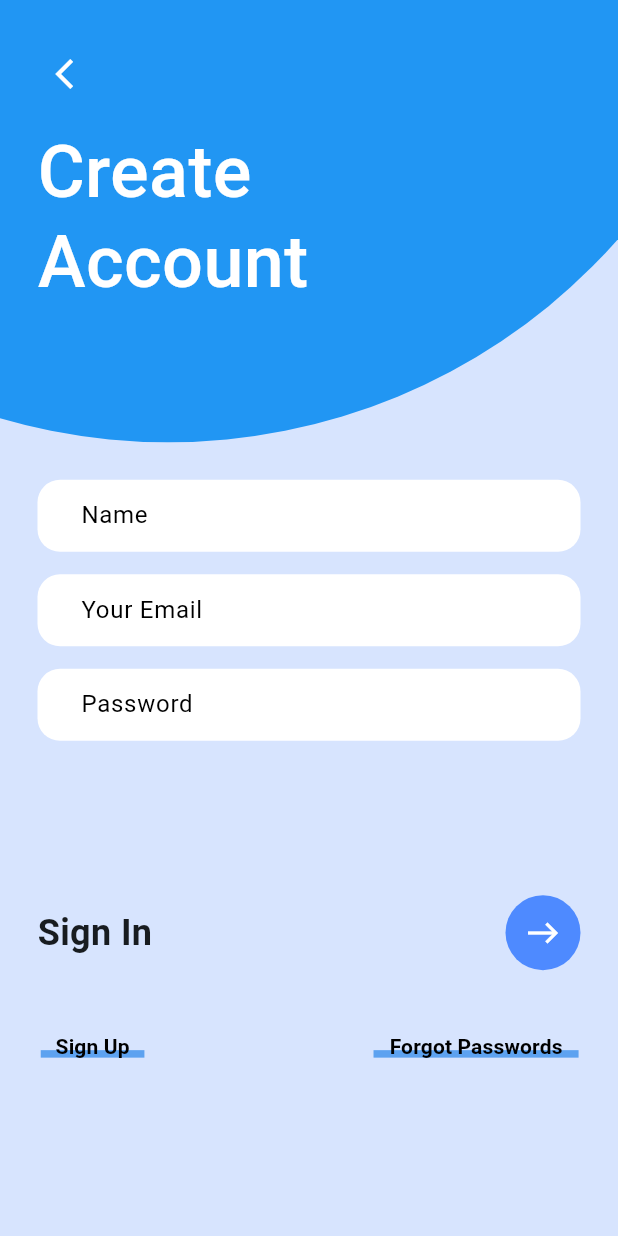
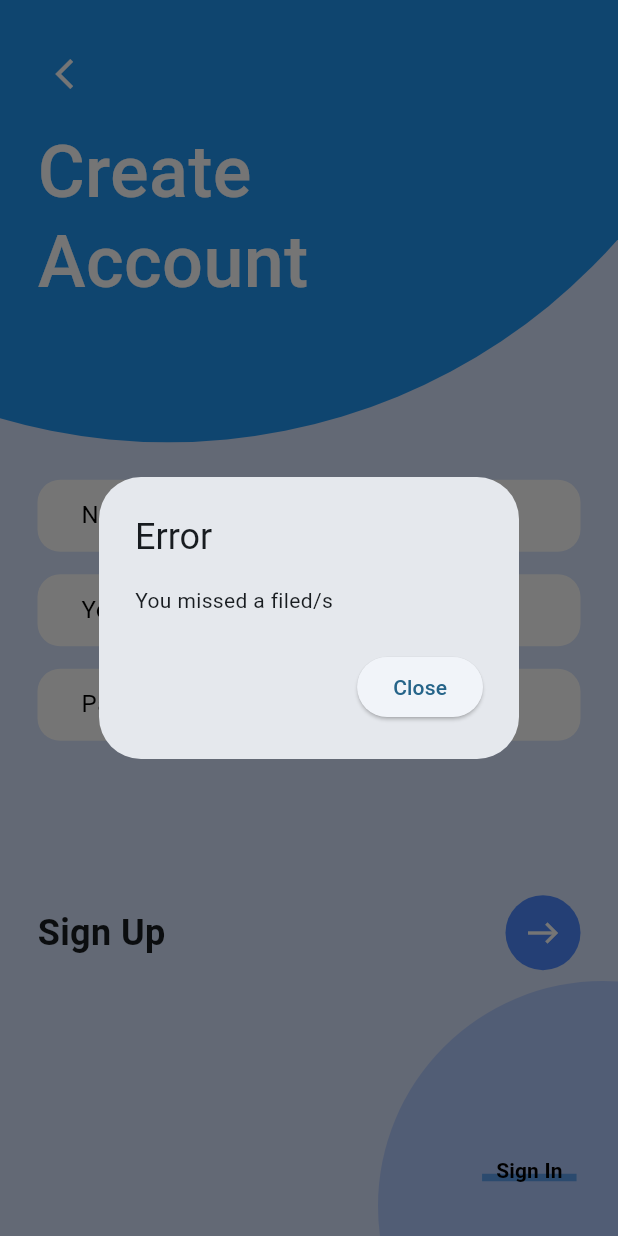
Before and after one commit to OmarElsharkawy1/hammamGaberTask1, a Flutter app: the SignUp screen opened directly, after a tap on the "east" icon, on a phone screen of 412 x 824 dp. Run offline on Flutter 3.47's test engine with Material 3 defaults, Android fonts, the phone set to English and light mode, and no system bars.

Commit message:
make navigation between two screens

```diff
--- /dev/null
+++ b/lib/global_widgets/arrow_icon.dart
@@ -0,0 +1,65 @@
+import 'package:flutter/material.dart';
+import 'package:new_app/constants/colors.dart';
+import 'package:new_app/sign_up_screen/sign_up_controller.dart';
+import 'package:provider/provider.dart';
+
+class SignUpArrow extends StatelessWidget {
+  const SignUpArrow({Key? key}) : super(key: key);
+
+  @override
+  Widget build(BuildContext context) {
+    return Consumer<SignUpController>(
+      builder: (context, model, __) {
+        return Container(
+          width: 50,
+          height: 50,
+          decoration: BoxDecoration(
+              color: AppColors.cornflowerBlue,
+              borderRadius: BorderRadius.circular(25)),
+          child: IconButton(
+            onPressed: () {
+              if (model.name == '' ||
+                  model.email == '' ||
+                  model.password == '') {
+                showDialog(
+                    context: context,
+                    builder: (BuildContext context) =>
+                        _buildPopupDialog(context));
+              } else {
+                print('Name is: ${model.name}');
+                print('Email is: ${model.email}');
+                print('Password is: ${model.password}');
+                Navigator.pushNamed(context, '/sign-in');
+              }
+            },
+            icon: const Icon(
+              Icons.east,
+              color: Colors.white,
+            ),
+          ),
+        );
+      },
+    );
+  }
+}
+
+Widget _buildPopupDialog(BuildContext context) {
+  return AlertDialog(
+    title: const Text('Error'),
+    content: const Column(
+      mainAxisSize: MainAxisSize.min,
+      crossAxisAlignment: CrossAxisAlignment.start,
+      children: <Widget>[
+        Text("You missed a filed/s"),
+      ],
+    ),
+    actions: <Widget>[
+      ElevatedButton(
+        onPressed: () {
+          Navigator.of(context).pop();
+        },
+        child: const Text('Close'),
+      ),
+    ],
+  );
+}
--- a/lib/main.dart
+++ b/lib/main.dart
@@ -18,7 +18,11 @@ class MyApp extends StatelessWidget {
         colorScheme: ColorScheme.fromSeed(seedColor: Colors.blue.shade100),
         useMaterial3: true,
       ),
-      home: const SignIn(),
+      initialRoute: '/',
+      routes: {
+        '/': (context) => const SignUp(),
+        '/sign-in': (context) => const SignIn(),
+      },
     );
   }
 }
--- a/lib/sign_in_screen/widgets/sign_in_form.dart
+++ b/lib/sign_in_screen/widgets/sign_in_form.dart
@@ -3,7 +3,7 @@ import 'package:new_app/constants/colors.dart';
 import 'package:new_app/global_widgets/custom_underline_word.dart';
 import 'package:new_app/global_widgets/text_form_widget.dart';
 import 'package:new_app/sign_up_screen/sign_up_controller.dart';
-import 'package:new_app/sign_up_screen/widgets/sign_up_arrow.dart';
+import 'package:new_app/global_widgets/arrow_icon.dart';
 import 'package:provider/provider.dart';
 
 class SignInForm extends StatelessWidget {
@@ -14,13 +14,11 @@ class SignInForm extends StatelessWidget {
     return ChangeNotifierProvider(
       create: (_) => SignUpController(),
       child: Consumer<SignUpController>(builder: (_, model, __) {
-        return Container(
+        return SizedBox(
           height: MediaQuery.of(context).size.height * .6,
           child: Padding(
             padding: const EdgeInsets.symmetric(horizontal: 25, vertical: 15),
             child: Column(
-              // mainAxisSize: MainAxisSize.max,
-              // mainAxisAlignment: MainAxisAlignment.spaceBetween,
               children: [
                 Padding(
                   padding: const EdgeInsets.symmetric(vertical: 15),
@@ -46,15 +44,13 @@ class SignInForm extends StatelessWidget {
                   children: [
                     Text(
                       'Sign In',
-                      style: TextStyle(
-                        fontSize: 24,
-                        fontWeight: FontWeight.bold,
-                      ),
+                      style:
+                          TextStyle(fontSize: 24, fontWeight: FontWeight.bold),
                     ),
                     SignUpArrow(),
                   ],
                 ),
-                Spacer(),
+                const Spacer(),
                 Padding(
                   padding: const EdgeInsets.symmetric(vertical: 20),
                   child: Row(
@@ -63,7 +59,9 @@ class SignInForm extends StatelessWidget {
                       CustomUnderlineWord(
                         text: 'Sign Up',
                         color: AppColors.brightCornflowerBlue,
-                        function: () {},
+                        function: () {
+                          Navigator.pushReplacementNamed(context, '/');
+                        },
                       ),
                       CustomUnderlineWord(
                         text: 'Forgot Passwords',
--- a/lib/sign_in_screen/widgets/welcome_back_avatar.dart
+++ b/lib/sign_in_screen/widgets/welcome_back_avatar.dart
@@ -66,7 +66,9 @@ class WelcomeBackAvatar extends StatelessWidget {
           Padding(
             padding: const EdgeInsets.only(top: 25, left: 25),
             child: IconButton(
-                onPressed: () {},
+                onPressed: () {
+                  Navigator.pop(context);
+                },
                 icon: const Icon(
                   Icons.arrow_back_ios,
                   color: Colors.white,
--- a/lib/sign_up_screen/widgets/sign_up_arrow.dart
+++ /dev/null
@@ -1,70 +0,0 @@
-import 'package:flutter/material.dart';
-import 'package:new_app/constants/colors.dart';
-import 'package:new_app/sign_up_screen/sign_up_controller.dart';
-import 'package:provider/provider.dart';
-
-class SignUpArrow extends StatelessWidget {
-  const SignUpArrow({Key? key}) : super(key: key);
-
-  @override
-  Widget build(BuildContext context) {
-    return ChangeNotifierProvider(
-      create: (_) => SignUpController(),
-      child: Consumer<SignUpController>(
-        builder: (_, model, __) {
-          return Container(
-            width: 50,
-            height: 50,
-            decoration: BoxDecoration(
-                color: AppColors.cornflowerBlue,
-                borderRadius: BorderRadius.circular(25)),
-            child: IconButton(
-              onPressed: () {
-                print('Name is: ${model.name}');
-                print('Email is: ${model.email}');
-                print('Password is: ${model.password}');
-                // if (model.name == '' ||
-                //     model.email == '' ||
-                //     model.password == '') {
-                //   showDialog(
-                //       context: context,
-                //       builder: (BuildContext context) =>
-                //           _buildPopupDialog(context));
-                // } else {
-                //   print('Name is: ${model.name}');
-                //   print('Email is: ${model.email}');
-                //   print('Password is: ${model.password}');
-                // }
-              },
-              icon: const Icon(
-                Icons.east,
-                color: Colors.white,
-              ),
-            ),
-          );
-        },
-      ),
-    );
-  }
-}
-
-Widget _buildPopupDialog(BuildContext context) {
-  return AlertDialog(
-    title: const Text('Error'),
-    content: const Column(
-      mainAxisSize: MainAxisSize.min,
-      crossAxisAlignment: CrossAxisAlignment.start,
-      children: <Widget>[
-        Text("You missed a filed/s"),
-      ],
-    ),
-    actions: <Widget>[
-      ElevatedButton(
-        onPressed: () {
-          Navigator.of(context).pop();
-        },
-        child: const Text('Close'),
-      ),
-    ],
-  );
-}
--- a/lib/sign_up_screen/widgets/sign_up_form.dart
+++ b/lib/sign_up_screen/widgets/sign_up_form.dart
@@ -10,7 +10,7 @@ class SignUpForm extends StatelessWidget {
   @override
   Widget build(BuildContext context) {
     return ChangeNotifierProvider(
-      create: (_) => SignUpController(),
+      create: (context) => SignUpController(),
       child: Consumer<SignUpController>(builder: (_, model, __) {
         return Column(
           children: [
@@ -46,11 +46,7 @@ class SignUpForm extends StatelessWidget {
                 ],
               ),
             ),
-            SignUpSectionWidget(
-              name: model.name,
-              email: model.email,
-              password: model.password,
-            ),
+            const SignUpSectionWidget(),
           ],
         );
       }),
--- a/lib/sign_up_screen/widgets/sign_up_section_widget.dart
+++ b/lib/sign_up_screen/widgets/sign_up_section_widget.dart
@@ -1,24 +1,27 @@
 import 'package:flutter/material.dart';
 import 'package:new_app/constants/colors.dart';
 import 'package:new_app/global_widgets/custom_underline_word.dart';
-import 'package:new_app/sign_up_screen/widgets/sign_up_arrow.dart';
+import 'package:new_app/global_widgets/arrow_icon.dart';
 
 class SignUpSectionWidget extends StatelessWidget {
-  const SignUpSectionWidget({Key? key, this.name, this.email, this.password})
-      : super(key: key);
-
-  final String? name;
-  final String? email;
-  final String? password;
+  const SignUpSectionWidget({Key? key}) : super(key: key);
 
   @override
   Widget build(BuildContext context) {
     return SizedBox(
       width: double.infinity,
-      height: MediaQuery.of(context).size.height * .2,
+      height: MediaQuery.of(context).size.height * .3,
       child: Stack(
         children: [
           //Circle Avatar
+          const Positioned(
+            right: -140,
+            bottom: -130,
+            child: CircleAvatar(
+              backgroundColor: AppColors.tropicalBlue,
+              maxRadius: 150,
+            ),
+          ),
           Padding(
             padding: const EdgeInsets.symmetric(horizontal: 25, vertical: 20),
             child: Column(
@@ -29,7 +32,7 @@ class SignUpSectionWidget extends StatelessWidget {
                   mainAxisAlignment: MainAxisAlignment.spaceBetween,
                   children: [
                     Text(
-                      'Sign In',
+                      'Sign Up',
                       style: TextStyle(
                         fontSize: 24,
                         fontWeight: FontWeight.bold,
@@ -39,17 +42,14 @@ class SignUpSectionWidget extends StatelessWidget {
                   ],
                 ),
                 Row(
-                  mainAxisAlignment: MainAxisAlignment.spaceBetween,
+                  mainAxisAlignment: MainAxisAlignment.end,
                   children: [
                     CustomUnderlineWord(
-                      text: 'Sign Up',
+                      text: 'Sign In',
                       color: AppColors.brightCornflowerBlue,
-                      function: () {},
-                    ),
-                    CustomUnderlineWord(
-                      text: 'Forgot Passwords',
-                      color: AppColors.brightCornflowerBlue,
-                      function: () {},
+                      function: () {
+                        Navigator.pushNamed(context, '/sign-in');
+                      },
                     ),
                   ],
                 ),
```
